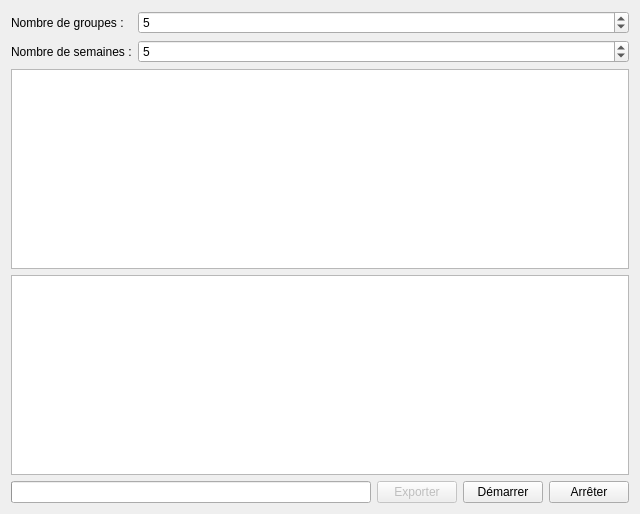
First picture: the form in common/ComputationTab.ui, repository Blackhol3/kholgen, before the edit.
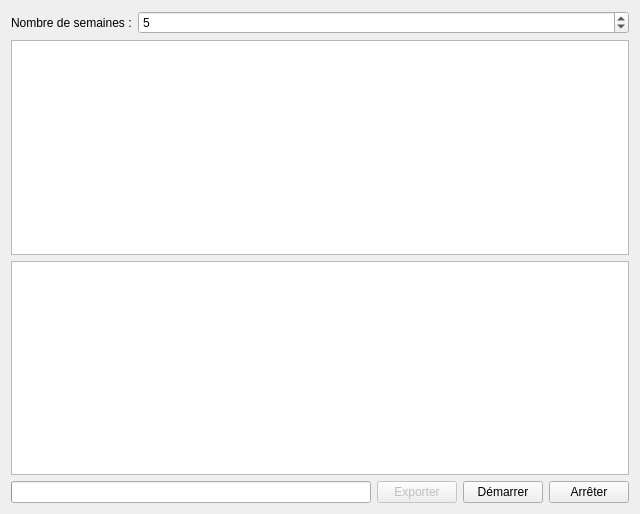
Second picture: the form after the edit.

What changed in the file:
```diff
--- a/common/ComputationTab.ui
+++ b/common/ComputationTab.ui
@@ -17,30 +17,6 @@
    <item>
     <layout class="QFormLayout" name="formLayout">
      <item row="0" column="0">
-      <widget class="QLabel" name="label">
-       <property name="text">
-        <string>Nombre de groupes :</string>
-       </property>
-       <property name="buddy">
-        <cstring>numberOfGroupsSpinBox</cstring>
-       </property>
-      </widget>
-     </item>
-     <item row="0" column="1">
-      <widget class="QSpinBox" name="numberOfGroupsSpinBox">
-       <property name="value">
-        <number>5</number>
-       </property>
-      </widget>
-     </item>
-     <item row="1" column="1">
-      <widget class="QSpinBox" name="numberOfWeeksSpinBox">
-       <property name="value">
-        <number>5</number>
-       </property>
-      </widget>
-     </item>
-     <item row="1" column="0">
       <widget class="QLabel" name="label_2">
        <property name="text">
         <string>Nombre de semaines :</string>
@@ -50,6 +26,13 @@
        </property>
       </widget>
      </item>
+     <item row="0" column="1">
+      <widget class="QSpinBox" name="numberOfWeeksSpinBox">
+       <property name="value">
+        <number>5</number>
+       </property>
+      </widget>
+     </item>
     </layout>
    </item>
    <item>
```
